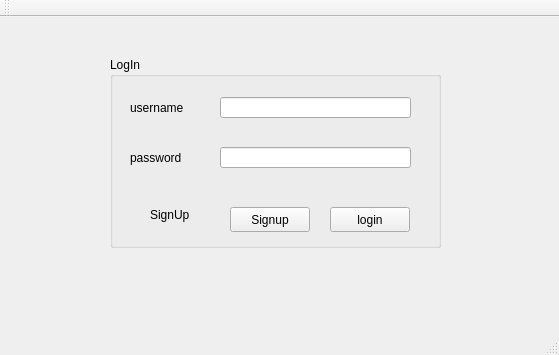
Old version of the form University-resource-management/login.ui in the repository M-JavadHeydarpour/University-resource-management.
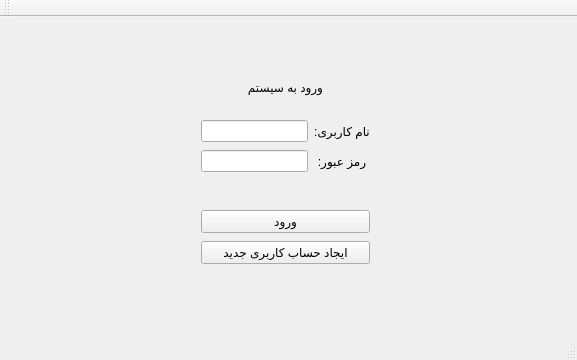
New version of the form. The open tabs and pages were chosen to show the change.

Commit message: translated by h

What changed in the file:
```diff
--- a/University-resource-management/login.ui
+++ b/University-resource-management/login.ui
@@ -6,10 +6,28 @@
    <rect>
     <x>0</x>
     <y>0</y>
-    <width>559</width>
-    <height>355</height>
+    <width>577</width>
+    <height>360</height>
    </rect>
   </property>
+  <property name="sizePolicy">
+   <sizepolicy hsizetype="Preferred" vsizetype="Preferred">
+    <horstretch>0</horstretch>
+    <verstretch>0</verstretch>
+   </sizepolicy>
+  </property>
+  <property name="minimumSize">
+   <size>
+    <width>577</width>
+    <height>360</height>
+   </size>
+  </property>
+  <property name="maximumSize">
+   <size>
+    <width>577</width>
+    <height>360</height>
+   </size>
+  </property>
   <property name="windowTitle">
    <string>Login</string>
   </property>
@@ -28,115 +46,115 @@
     </property>
    </widget>
    <widget class="QStackedWidget" name="stackedWidget">
+    <property name="enabled">
+     <bool>true</bool>
+    </property>
     <property name="geometry">
      <rect>
-      <x>70</x>
-      <y>30</y>
-      <width>541</width>
-      <height>301</height>
+      <x>30</x>
+      <y>10</y>
+      <width>500</width>
+      <height>300</height>
      </rect>
     </property>
+    <property name="sizePolicy">
+     <sizepolicy hsizetype="Fixed" vsizetype="Fixed">
+      <horstretch>33</horstretch>
+      <verstretch>0</verstretch>
+     </sizepolicy>
+    </property>
+    <property name="baseSize">
+     <size>
+      <width>6</width>
+      <height>0</height>
+     </size>
+    </property>
+    <property name="layoutDirection">
+     <enum>Qt::RightToLeft</enum>
+    </property>
     <property name="currentIndex">
      <number>1</number>
     </property>
     <widget class="QWidget" name="page">
-     <widget class="QGroupBox" name="groupBox">
+     <widget class="QWidget" name="gridLayoutWidget">
       <property name="geometry">
        <rect>
-        <x>40</x>
-        <y>10</y>
-        <width>331</width>
-        <height>191</height>
+        <x>160</x>
+        <y>80</y>
+        <width>191</width>
+        <height>80</height>
        </rect>
       </property>
-      <property name="title">
-       <string>LogIn</string>
-      </property>
+      <layout class="QGridLayout" name="gridLayout">
+       <item row="1" column="1">
+        <widget class="QLineEdit" name="lineEdit_pass"/>
+       </item>
+       <item row="0" column="1">
+        <widget class="QLineEdit" name="lineEdit_user"/>
+       </item>
+       <item row="0" column="0">
       <widget class="QLabel" name="label_user">
-       <property name="geometry">
-        <rect>
-         <x>20</x>
-         <y>40</y>
-         <width>81</width>
-         <height>21</height>
-        </rect>
-       </property>
        <property name="text">
-        <string>username </string>
-       </property>
-      </widget>
+          <string>نام کاربری:</string>
+         </property>
+         <property name="alignment">
+          <set>Qt::AlignCenter</set>
+         </property>
+        </widget>
+       </item>
+       <item row="1" column="0">
       <widget class="QLabel" name="label_pass">
-       <property name="geometry">
-        <rect>
-         <x>20</x>
-         <y>90</y>
-         <width>71</width>
-         <height>21</height>
-        </rect>
-       </property>
        <property name="text">
-        <string>password</string>
-       </property>
-      </widget>
-      <widget class="QLineEdit" name="lineEdit_user">
+          <string>رمز عبور:</string>
+         </property>
+         <property name="alignment">
+          <set>Qt::AlignCenter</set>
+         </property>
+        </widget>
+       </item>
+      </layout>
+     </widget>
+     <widget class="QLabel" name="label_5">
        <property name="geometry">
         <rect>
-         <x>110</x>
-         <y>40</y>
+        <x>160</x>
+        <y>50</y>
          <width>191</width>
-         <height>21</height>
-        </rect>
-       </property>
-      </widget>
-      <widget class="QLineEdit" name="lineEdit_pass">
+        <height>20</height>
+       </rect>
+      </property>
+      <property name="text">
+       <string>ورود به سیستم</string>
+      </property>
+      <property name="alignment">
+       <set>Qt::AlignCenter</set>
+      </property>
+     </widget>
+     <widget class="QWidget" name="verticalLayoutWidget">
        <property name="geometry">
         <rect>
-         <x>110</x>
-         <y>90</y>
+        <x>160</x>
+        <y>170</y>
          <width>191</width>
-         <height>21</height>
-        </rect>
-       </property>
-      </widget>
+        <height>80</height>
+       </rect>
+      </property>
+      <layout class="QVBoxLayout" name="verticalLayout">
+       <item>
       <widget class="QPushButton" name="pushButton">
-       <property name="geometry">
-        <rect>
-         <x>220</x>
-         <y>150</y>
-         <width>80</width>
-         <height>25</height>
-        </rect>
-       </property>
        <property name="text">
-        <string>login</string>
-       </property>
-      </widget>
+          <string>ورود</string>
+         </property>
+        </widget>
+       </item>
+       <item>
       <widget class="QPushButton" name="pushButton_2">
-       <property name="geometry">
-        <rect>
-         <x>120</x>
-         <y>150</y>
-         <width>80</width>
-         <height>25</height>
-        </rect>
-       </property>
        <property name="text">
-        <string>Signup</string>
-       </property>
-      </widget>
-      <widget class="QLabel" name="label">
-       <property name="geometry">
-        <rect>
-         <x>40</x>
-         <y>150</y>
-         <width>55</width>
-         <height>16</height>
-        </rect>
-       </property>
-       <property name="text">
-        <string>SignUp</string>
-       </property>
-      </widget>
+          <string>ایجاد حساب کاربری جدید</string>
+         </property>
+        </widget>
+       </item>
+      </layout>
      </widget>
     </widget>
     <widget class="QWidget" name="page_2">
```
Left out of the diff: 8 changed lines with no effect on the pictures. Lines whose indentation alone changed are shown as unchanged.
